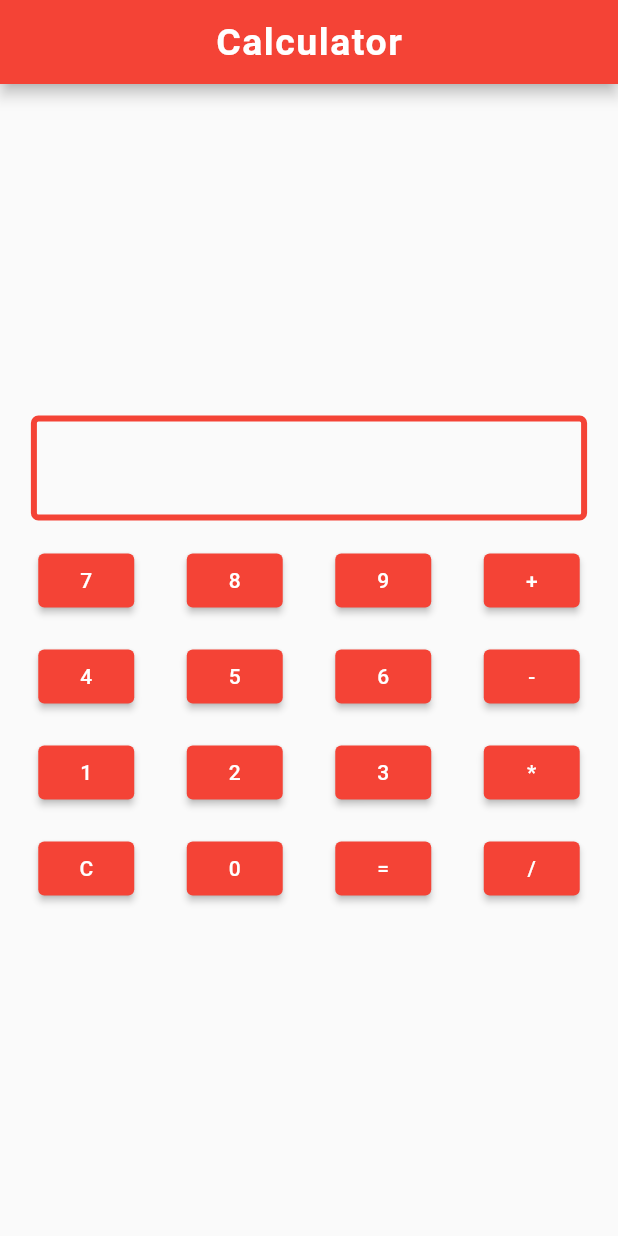
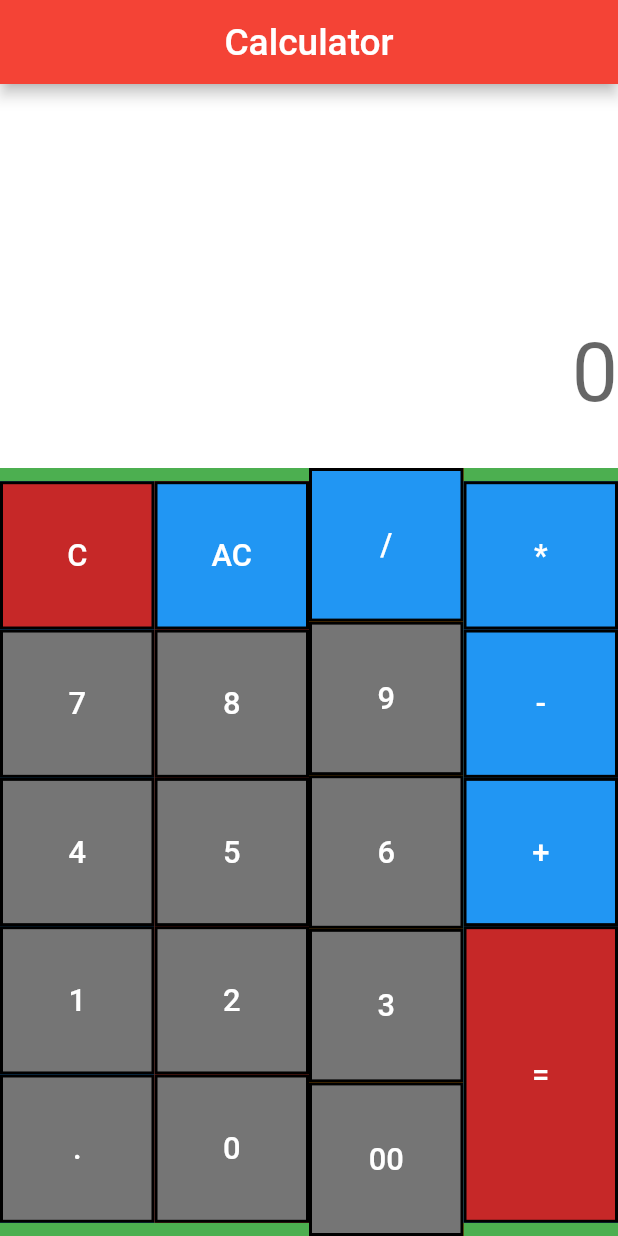
Before and after one commit to ckkashi/Calculator-in-dart, a Flutter app: the screen it shows after launch, on a phone screen of 412 x 824 dp. Run offline on Flutter 3.47's test engine with Material 2 defaults, Android fonts, the phone set to English and light mode, and no system bars; our stand-ins replace math_expressions, sizer.

Commit message:
Modefied the UI and add New features

```diff
--- /dev/null
+++ b/lib/calc.dart
@@ -0,0 +1,286 @@
+import 'package:flutter/material.dart';
+import 'package:math_expressions/math_expressions.dart';
+import 'package:sizer/sizer.dart';
+
+class Calculator2Screen extends StatefulWidget {
+  @override
+  _Calculator2ScreenState createState() => _Calculator2ScreenState();
+}
+
+class _Calculator2ScreenState extends State<Calculator2Screen> {
+  var oldVal = "";
+  var newVal = "";
+  var txt = TextEditingController();
+  var oldTxt = TextEditingController();
+
+  var btnColors = [Colors.grey[600], Colors.red[800], Colors.blue];
+
+  @override
+  Widget build(BuildContext context) {
+    return Sizer(builder: (context, orientation, deviceType) {
+      return GestureDetector(
+        onTap: () {
+          FocusScopeNode currentScope = FocusScope.of(context);
+          if (!currentScope.hasPrimaryFocus) {
+            currentScope.unfocus();
+          } else {
+            currentScope.unfocus();
+          }
+        },
+        child: Scaffold(
+          resizeToAvoidBottomInset: false,
+          appBar: AppBar(
+            title: Text('Calculator',
+                style: TextStyle(
+                  fontSize: 18.sp,
+                )),
+            centerTitle: true,
+          ),
+          body: Container(
+            height: 100.h,
+            width: 100.w,
+            color: Colors.grey,
+            child: Column(
+              mainAxisAlignment: MainAxisAlignment.spaceBetween,
+              children: [
+                Expanded(
+                    flex: 2,
+                    child: Container(
+                      width: 100.w,
+                      color: Colors.white,
+                      child: Column(
+                        crossAxisAlignment: CrossAxisAlignment.end,
+                        children: [
+                          Expanded(
+                            flex: 2,
+                            child: Center(
+                              child: TextField(
+                                readOnly: true,
+                                style: TextStyle(fontSize: 20.sp),
+                                decoration: InputDecoration(
+                                  hintText: '',
+                                  enabledBorder: InputBorder.none,
+                                  focusedBorder: InputBorder.none,
+                                ),
+                                controller: oldTxt,
+                                cursorHeight: 9.h,
+                                maxLines: 1,
+                                textAlign: TextAlign.end,
+                              ),
+                            ),
+                          ),
+                          Expanded(
+                            flex: 2,
+                            child: Container(
+                              child: Center(
+                                child: TextField(
+                                  readOnly: true,
+                                  style: TextStyle(fontSize: 40.sp),
+                                  decoration: InputDecoration(
+                                    hintText: '0',
+                                    enabledBorder: InputBorder.none,
+                                    focusedBorder: InputBorder.none,
+                                  ),
+                                  controller: txt,
+                                  cursorHeight: 9.h,
+                                  maxLines: 1,
+                                  textAlign: TextAlign.end,
+                                ),
+                              ),
+                            ),
+                          )
+                        ],
+                      ),
+                    )),
+                Expanded(
+                    flex: 4,
+                    child: Container(
+                      width: 100.w,
+                      color: Colors.green,
+                      child: Row(
+                        children: [
+                          Expanded(
+                              flex: 1,
+                              child: Container(
+                                height: 60.h,
+                                color: Colors.blue,
+                                child: Column(
+                                  children: [
+                                    cBtnContainer('C', btnColors[1]),
+                                    btnContainer('7', btnColors[0]),
+                                    btnContainer('4', btnColors[0]),
+                                    btnContainer('1', btnColors[0]),
+                                    btnContainer(".", btnColors[0]),
+                                  ],
+                                ),
+                              )),
+                          Expanded(
+                              flex: 1,
+                              child: Container(
+                                height: 60.h,
+                                color: Colors.red,
+                                child: Column(
+                                  children: [
+                                    acBtnContainer('AC', btnColors[2]),
+                                    btnContainer('8', btnColors[0]),
+                                    btnContainer('5', btnColors[0]),
+                                    btnContainer('2', btnColors[0]),
+                                    btnContainer("0", btnColors[0]),
+                                  ],
+                                ),
+                              )),
+                          Expanded(
+                              flex: 1,
+                              child: Container(
+                                height: 100.h,
+                                color: Colors.orange,
+                                child: Column(
+                                  children: [
+                                    btnContainer('/', btnColors[2]),
+                                    btnContainer('9', btnColors[0]),
+                                    btnContainer('6', btnColors[0]),
+                                    btnContainer('3', btnColors[0]),
+                                    btnContainer("00", btnColors[0]),
+                                  ],
+                                ),
+                              )),
+                          Expanded(
+                              flex: 1,
+                              child: Container(
+                                height: 60.h,
+                                color: Colors.blue,
+                                child: Column(
+                                  children: [
+                                    btnContainer('*', btnColors[2]),
+                                    btnContainer('-', btnColors[2]),
+                                    btnContainer('+', btnColors[2]),
+                                    equalBtnContainer('=', btnColors[1])
+                                  ],
+                                ),
+                              )),
+                        ],
+                      ),
+                    )),
+              ],
+            ),
+          ),
+        ),
+      );
+    });
+  }
+
+  Widget acBtnContainer(var val, var bgColor) {
+    return Expanded(
+        flex: 1,
+        child: Container(
+          width: 25.w,
+          child: TextButton(
+              onPressed: () {
+                print('working ac');
+                setState(() {
+                  newVal = "";
+                  oldVal = "";
+                  txt.text = newVal;
+                  oldTxt.text = oldVal;
+                });
+              },
+              child: Text(
+                val,
+                style: TextStyle(fontSize: 15.sp, color: Colors.white),
+              )),
+          decoration: BoxDecoration(
+            color: bgColor,
+            border: Border.all(
+                color: Colors.black, width: 2, style: BorderStyle.solid),
+          ),
+        ));
+  }
+
+  Widget cBtnContainer(var val, var bgColor) {
+    return Expanded(
+        flex: 1,
+        child: Container(
+          width: 25.w,
+          child: TextButton(
+              onPressed: () {
+                String chk;
+                if (newVal != null) {
+                  chk = newVal.substring(0, newVal.length - 1);
+
+                  setState(() {
+                    newVal = chk;
+                    txt.text = newVal;
+                  });
+                }
+              },
+              child: Text(
+                val,
+                style: TextStyle(fontSize: 15.sp, color: Colors.white),
+              )),
+          decoration: BoxDecoration(
+            color: bgColor,
+            border: Border.all(
+                color: Colors.black, width: 2, style: BorderStyle.solid),
+          ),
+        ));
+  }
+
+  Widget equalBtnContainer(var val, var bgColor) {
+    return Expanded(
+        flex: 2,
+        child: Container(
+          width: 25.w,
+          child: TextButton(
+              onPressed: () {
+                print('working =');
+                setState(() {
+                  oldVal = newVal;
+                  Parser p = Parser();
+                  Expression exp = p.parse(newVal);
+                  ContextModel cms = ContextModel();
+                  double ans = exp.evaluate(EvaluationType.REAL, cms);
+                  newVal = ans.toString();
+                  txt.text = newVal;
+                  oldTxt.text = oldVal;
+                });
+              },
+              child: Text(
+                val,
+                style: TextStyle(fontSize: 15.sp, color: Colors.white),
+              )),
+          decoration: BoxDecoration(
+            color: bgColor,
+            border: Border.all(
+                color: Colors.black, width: 2, style: BorderStyle.solid),
+          ),
+        ));
+  }
+
+  Widget btnContainer(var val, var bgColor) {
+    return Expanded(
+        flex: 1,
+        child: Container(
+          width: 25.w,
+          child: numBtn(val),
+          decoration: BoxDecoration(
+            color: bgColor,
+            border: Border.all(
+                color: Colors.black, width: 2, style: BorderStyle.solid),
+          ),
+        ));
+  }
+
+  Widget numBtn(var num) {
+    return TextButton(
+        onPressed: () {
+          setState(() {
+            newVal += num;
+            txt.text = newVal;
+          });
+        },
+        child: Text(
+          num,
+          style: TextStyle(fontSize: 15.sp, color: Colors.white),
+        ));
+  }
+}
--- a/lib/main.dart
+++ b/lib/main.dart
@@ -1,19 +1,30 @@
 import 'package:calculator/splashScreen.dart';
 import 'package:flutter/material.dart';
+import 'package:sizer/sizer.dart';
+import 'package:flutter/services.dart';
 
-void main() => runApp(MyApp());
+void main() async {
+  WidgetsFlutterBinding.ensureInitialized();
+  await SystemChrome.setPreferredOrientations([DeviceOrientation.portraitUp])
+      .then((_) {
+    runApp(MyApp());
+  });
+}
 
 class MyApp extends StatelessWidget {
   @override
   Widget build(BuildContext context) {
+    return Sizer(builder: (context, orientation, deviceType) {
       return MaterialApp(
         debugShowCheckedModeBanner: false,
         theme: ThemeData(
           primarySwatch: Colors.red,
         ),
         home: Scaffold(
+          resizeToAvoidBottomInset: false,
           body: SplashScreen(),
         ),
       );
+    });
   }
 }
--- a/lib/splashScreen.dart
+++ b/lib/splashScreen.dart
@@ -1,4 +1,5 @@
 import 'dart:async';
+import 'package:calculator/calc.dart';
 import 'package:calculator/calculator.dart';
 import 'package:flutter/material.dart';
 
@@ -11,8 +12,8 @@ class _SplashScreenState extends State<SplashScreen> {
   void initState() {
     super.initState();
     Timer(Duration(seconds: 3), () {
-      Navigator.pushReplacement(
-          context, MaterialPageRoute(builder: (context) => CalculatorScreen()));
+      Navigator.pushReplacement(context,
+          MaterialPageRoute(builder: (context) => Calculator2Screen()));
     });
   }
 
--- a/pubspec.yaml
+++ b/pubspec.yaml
@@ -18,7 +18,7 @@ publish_to: 'none' # Remove this line if you wish to publish to pub.dev
 version: 1.0.0+1
 
 environment:
-  sdk: ">=2.12.0 <3.0.0"
+  sdk: ">=2.2.3 <3.0.0"
 
 dependencies:
   flutter:
@@ -29,6 +29,7 @@ dependencies:
   # Use with the CupertinoIcons class for iOS style icons.
   cupertino_icons: ^1.0.2
   math_expressions: ^2.1.1
+  sizer: ^2.0.13
 
 dev_dependencies:
   flutter_test:
```
Also changed, not shown: pubspec.lock. Lines whose indentation alone changed are shown as unchanged.
